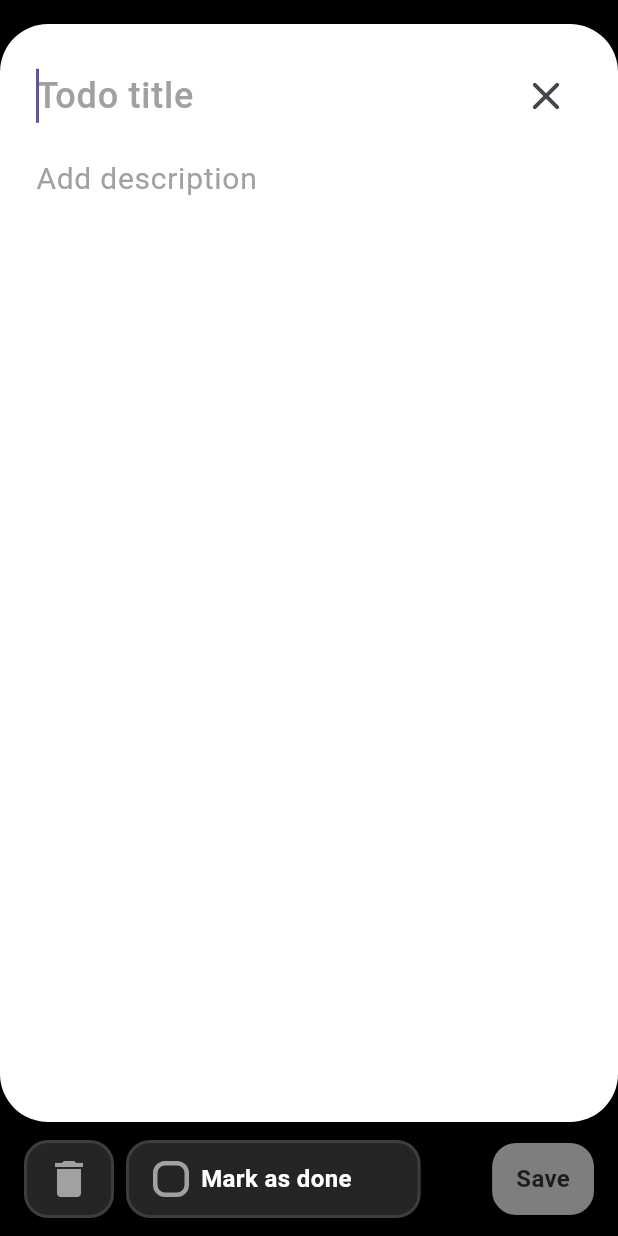
After one commit to jinsubaekdev/do-what-to-do, a Flutter app: the screen it shows after launch, after a tap on the "add" icon, on a phone screen of 412 x 824 dp. The commit adds this screen. Run offline on Flutter 3.47's test engine with Material 3 defaults, Android fonts, the phone set to English and light mode, and no system bars; our stand-ins replace after_layout, flutter_riverpod, freezed_annotation, velocity_x; generated files the repository leaves out were written again.

Commit message:
feat: WriteTodoScreen 구현

```diff
--- a/lib/common/const/colors.dart
+++ b/lib/common/const/colors.dart
@@ -3,4 +3,8 @@ import 'dart:ui';
 class AppColors {
   static const primary = Color(0xFF22C45E);
   static const gray200 = Color(0xFFE5E5E5);
+  static const grey400 = Color(0xFFA1A1A1);
+  static const grey500 = Color(0xFF7E7E7E);
+  static const grey600 = Color(0xFF3D3D3D);
+  static const grey800 = Color(0xFF252525);
 }
--- a/lib/common/const/dimensions.dart
+++ b/lib/common/const/dimensions.dart
@@ -1,3 +1,7 @@
 import 'package:flutter/material.dart';
 
+const defaultPadding = EdgeInsets.all(24);
+
 const borderRadius8 = BorderRadius.all(Radius.circular(8));
+const borderRadius16 = BorderRadius.all(Radius.circular(16));
+const borderRadius32 = BorderRadius.all(Radius.circular(32));
--- a/lib/common/theme/app_theme.dart
+++ b/lib/common/theme/app_theme.dart
@@ -5,6 +5,7 @@ class AppTextTheme {
   static const _smSize = 14.0;
   static const _mdSize = 16.0;
   static const _lgSize = 18.0;
+  static const _xlSize = 20.0;
 
   static const _displayXsSize = 24.0;
 
@@ -41,6 +42,13 @@ class AppTextTheme {
     bold: _boldStyle.copyWith(fontSize: _lgSize),
   );
 
+  static final xl = TextWeight(
+    regular: _regularStyle.copyWith(fontSize: _xlSize),
+    medium: _mediumStyle.copyWith(fontSize: _xlSize),
+    semiBold: _semiBoldStyle.copyWith(fontSize: _xlSize),
+    bold: _boldStyle.copyWith(fontSize: _xlSize),
+  );
+
   static final displayXs = TextWeight(
     regular: _regularStyle.copyWith(fontSize: _displayXsSize),
     medium: _mediumStyle.copyWith(fontSize: _displayXsSize),
--- /dev/null
+++ b/lib/common/widgets/w_empty_expended.dart
@@ -0,0 +1,12 @@
+import 'package:flutter/material.dart';
+
+const emptyExpanded = EmptyExpanded();
+
+class EmptyExpanded extends StatelessWidget {
+  const EmptyExpanded({super.key});
+
+  @override
+  Widget build(BuildContext context) {
+    return const Expanded(child: SizedBox());
+  }
+}
--- /dev/null
+++ b/lib/common/widgets/w_rounded_container.dart
@@ -0,0 +1,33 @@
+import 'package:do_what_to_do/common/const/colors.dart';
+import 'package:do_what_to_do/common/const/dimensions.dart';
+import 'package:flutter/material.dart';
+import 'package:flutter/widgets.dart';
+
+class RoundedContainer extends StatelessWidget {
+  final Widget child;
+  final EdgeInsets padding;
+  final VoidCallback? onPressed;
+
+  const RoundedContainer({
+    required this.child,
+    this.padding = const EdgeInsets.symmetric(horizontal: 12.0, vertical: 8.0),
+    this.onPressed,
+    super.key,
+  });
+
+  @override
+  Widget build(BuildContext context) {
+    return GestureDetector(
+      onTap: onPressed,
+      child: Container(
+        decoration: BoxDecoration(
+          color: AppColors.grey800,
+          border: Border.all(color: AppColors.grey600, width: 2),
+          borderRadius: borderRadius16,
+        ),
+        padding: padding,
+        child: child,
+      ),
+    );
+  }
+}
--- a/lib/common/widgets/w_todo_item.dart
+++ b/lib/common/widgets/w_todo_item.dart
@@ -8,22 +8,29 @@ import 'package:velocity_x/velocity_x.dart';
 class TodoItem extends StatelessWidget {
   final Todo todo;
   final VoidCallback onCheckPressed;
+  final VoidCallback onContentPressed;
   static const verticalPadding = 8.0;
 
   const TodoItem({
     required this.todo,
     required this.onCheckPressed,
+    required this.onContentPressed,
     super.key,
   });
 
   @override
   Widget build(BuildContext context) {
-    return Row(
-      children: [
-        AppCheckbox(todo.isComplete, onPressed: onCheckPressed),
-        width8,
-        todo.title.text.textStyle(AppTextTheme.lg.semiBold).make(),
-      ],
-    ).pSymmetric(v: verticalPadding);
+    return GestureDetector(
+      onTap: onContentPressed,
+      child: Row(
+        children: [
+          AppCheckbox(todo.isComplete, onPressed: onCheckPressed),
+          width12,
+          Expanded(
+            child: todo.title.text.textStyle(AppTextTheme.lg.semiBold).make(),
+          ),
+        ],
+      ).pSymmetric(v: verticalPadding),
+    );
   }
 }
--- a/lib/common/widgets/w_todo_list.dart
+++ b/lib/common/widgets/w_todo_list.dart
@@ -1,5 +1,6 @@
 import 'package:do_what_to_do/common/widgets/w_todo_item.dart';
 import 'package:do_what_to_do/features/todos/state/todo_data_holder.dart';
+import 'package:do_what_to_do/features/write_todo/s_write_todo.dart';
 import 'package:flutter/material.dart';
 import 'package:flutter_riverpod/flutter_riverpod.dart';
 
@@ -15,6 +16,7 @@ class TodoList extends ConsumerWidget {
         return TodoItem(
           todo: e,
           onCheckPressed: () => ref.readTodoDataHolder.changeTodoStatus(e),
+          onContentPressed: () => WriteTodoScreen.navigate(context: context, todo: e),
         );
       }).toList(),
     );
--- a/lib/common/widgets/w_width_and_height.dart
+++ b/lib/common/widgets/w_width_and_height.dart
@@ -1,8 +1,9 @@
 import 'package:flutter/material.dart';
 
-const width4 = Width(8);
+const width4 = Width(4);
 const width8 = Width(8);
-const width16 = Width(8);
+const width12 = Width(12);
+const width16 = Width(16);
 
 const height4 = Height(4);
 const height8 = Height(8);
--- a/lib/features/todos/models/vo_sub_todo.dart
+++ b/lib/features/todos/models/vo_sub_todo.dart
@@ -7,6 +7,6 @@ class SubTodo with _$SubTodo {
   const factory SubTodo({
     required String id,
     required String title,
-    required bool isComplete,
+    @Default(false) bool isComplete,
   }) = _SubTodo;
 }
--- a/lib/features/todos/models/vo_todo.dart
+++ b/lib/features/todos/models/vo_todo.dart
@@ -8,7 +8,7 @@ class Todo with _$Todo {
   const factory Todo({
     required String id,
     required String title,
-    required bool isComplete,
+    @Default(false) bool isComplete,
     String? description,
     @Default([]) List<SubTodo> subTodos,
   }) = _Todo;
--- a/lib/features/todos/s_todos.dart
+++ b/lib/features/todos/s_todos.dart
@@ -1,6 +1,7 @@
 import 'package:do_what_to_do/common/theme/app_theme.dart';
 import 'package:do_what_to_do/common/widgets/w_todo_list.dart';
 import 'package:do_what_to_do/common/widgets/w_width_and_height.dart';
+import 'package:do_what_to_do/features/write_todo/s_write_todo.dart';
 import 'package:flutter/material.dart';
 import 'package:flutter_riverpod/flutter_riverpod.dart';
 import 'package:velocity_x/velocity_x.dart';
@@ -10,8 +11,12 @@ class TodosScreen extends ConsumerWidget {
 
   @override
   Widget build(BuildContext context, WidgetRef ref) {
-    return const Scaffold(
-      body: Padding(
+    return Scaffold(
+      floatingActionButton: FloatingActionButton(
+        onPressed: () => WriteTodoScreen.navigate(context: context),
+        child: const Icon(Icons.add),
+      ),
+      body: const Padding(
         padding: EdgeInsets.all(24.0),
         child: SafeArea(
           child: Column(
@@ -33,6 +38,6 @@ class _Header extends StatelessWidget {
 
   @override
   Widget build(BuildContext context) {
-    return const Text('무슨 일을 하실건가요?').text.textStyle(AppTextTheme.displayXs.semiBold).make();
+    return const Text('할 일을 작성해주세요').text.textStyle(AppTextTheme.displayXs.semiBold).make();
   }
 }
--- a/lib/features/todos/state/todo_data_holder.dart
+++ b/lib/features/todos/state/todo_data_holder.dart
@@ -1,15 +1,10 @@
-import 'package:do_what_to_do/features/todos/duymmy_todos.dart';
 import 'package:do_what_to_do/features/todos/models/vo_todo.dart';
 import 'package:flutter_riverpod/flutter_riverpod.dart';
 
 final todoDataProvider = StateNotifierProvider<TodoDataHolder, List<Todo>>((_) => TodoDataHolder());
 
 class TodoDataHolder extends StateNotifier<List<Todo>> {
-  TodoDataHolder() : super([]) {
-    for (final todo in dummyTodos) {
-      addTodo(todo);
-    }
-  }
+  TodoDataHolder() : super([]);
 
   void changeTodoStatus(Todo todo) {
     final newTodo = todo.copyWith(isComplete: !todo.isComplete);
@@ -19,6 +14,10 @@ class TodoDataHolder extends StateNotifier<List<Todo>> {
   void addTodo(Todo todo) {
     state = [...state, todo];
   }
+
+  void deleteTodo(Todo todo) {
+    state = [...state.where((e) => e.id != todo.id)];
+  }
 }
 
 extension TodoDataHolderProvider on WidgetRef {
--- /dev/null
+++ b/lib/features/write_todo/s_write_todo.dart
@@ -0,0 +1,220 @@
+import 'dart:async';
+
+import 'package:after_layout/after_layout.dart';
+import 'package:do_what_to_do/common/const/dimensions.dart';
+import 'package:do_what_to_do/common/widgets/w_empty_expended.dart';
+import 'package:do_what_to_do/common/widgets/w_width_and_height.dart';
+import 'package:do_what_to_do/features/todos/models/vo_todo.dart';
+import 'package:do_what_to_do/features/todos/state/todo_data_holder.dart';
+import 'package:do_what_to_do/features/write_todo/widgets/w_app_close_button.dart';
+import 'package:do_what_to_do/features/write_todo/widgets/w_delete_button.dart';
+import 'package:do_what_to_do/features/write_todo/widgets/w_mark_todo_button.dart';
+import 'package:do_what_to_do/features/write_todo/widgets/w_save_button.dart';
+import 'package:do_what_to_do/features/write_todo/widgets/w_todo_description_text_field.dart';
+import 'package:do_what_to_do/features/write_todo/widgets/w_todo_title_text_field.dart';
+import 'package:flutter/cupertino.dart';
+import 'package:flutter/material.dart';
+import 'package:flutter_riverpod/flutter_riverpod.dart';
+import 'package:uuid/uuid.dart';
+import 'package:velocity_x/velocity_x.dart';
+
+class WriteTodoScreen extends ConsumerStatefulWidget {
+  final Todo? todo;
+
+  const WriteTodoScreen({
+    this.todo,
+    super.key,
+  });
+
+  static void navigate({required BuildContext context, Todo? todo}) {
+    Navigator.of(context).push(CupertinoPageRoute(
+      fullscreenDialog: true,
+      builder: (context) => WriteTodoScreen(todo: todo),
+    ));
+  }
+
+  @override
+  ConsumerState<WriteTodoScreen> createState() => _WriteTodoScreenState();
+}
+
+class _WriteTodoScreenState extends ConsumerState<WriteTodoScreen> with AfterLayoutMixin {
+  late Todo todo;
+  final titleNode = FocusNode();
+  final descriptionNode = FocusNode();
+
+  @override
+  void initState() {
+    super.initState();
+    todo = widget.todo ?? Todo(id: const Uuid().v4(), title: '');
+  }
+
+  @override
+  FutureOr<void> afterFirstLayout(BuildContext context) {
+    titleNode.requestFocus();
+  }
+
+  @override
+  void dispose() {
+    titleNode.dispose();
+    descriptionNode.dispose();
+    super.dispose();
+  }
+
+  @override
+  Widget build(BuildContext context) {
+    return Scaffold(
+      backgroundColor: Colors.black,
+      body: SafeArea(
+        child: Column(
+          children: [
+            _TodoContainerLayout(
+              child: Column(
+                children: [
+                  _Header(
+                    onChanged: onTitleChanged,
+                    onEditingComplete: descriptionNode.requestFocus,
+                    focusNode: titleNode,
+                  ),
+                  height16,
+                  Expanded(
+                    child: TodoDescriptionTextField(
+                      onChanged: onDescriptionChanged,
+                      onActionPressed: takeActionOnDescription,
+                      focusNode: descriptionNode,
+                    ),
+                  ),
+                ],
+              ),
+            ),
+            _Footer(
+              todo: todo,
+              onDeletePressed: deleteTodo,
+              onMarkPressed: toggleTodoStatus,
+              onSavePressed: saveTodo,
+            ),
+          ],
+        ),
+      ),
+    );
+  }
+
+  void onTitleChanged(String value) {
+    setState(() {
+      todo = todo.copyWith(title: value);
+    });
+  }
+
+  void onDescriptionChanged(String value) {
+    setState(() {
+      todo = todo.copyWith(description: value);
+    });
+  }
+
+  void takeActionOnDescription() {
+    setState(() {
+      todo = todo.copyWith(description: '${todo.description}\n');
+    });
+  }
+
+  void deleteTodo() {
+    ref.readTodoDataHolder.deleteTodo(todo);
+    Navigator.of(context).pop();
+  }
+
+  void toggleTodoStatus() {
+    setState(() {
+      todo = todo.copyWith(isComplete: !todo.isComplete);
+    });
+  }
+
+  void saveTodo() {
+    ref.readTodoDataHolder.addTodo(todo);
+    Navigator.of(context).pop();
+  }
+}
+
+class _TodoContainerLayout extends StatelessWidget {
+  static const topMargin = EdgeInsets.only(top: 16.0);
+
+  final Widget child;
+  const _TodoContainerLayout({required this.child});
+
+  @override
+  Widget build(BuildContext context) {
+    return Expanded(
+      child: Container(
+        margin: topMargin,
+        padding: defaultPadding,
+        decoration: const BoxDecoration(
+          color: Colors.white,
+          borderRadius: borderRadius32,
+        ),
+        child: child,
+      ),
+    );
+  }
+}
+
+class _Header extends StatelessWidget {
+  final FocusNode focusNode;
+  final ValueChanged<String> onChanged;
+  final VoidCallback onEditingComplete;
+
+  const _Header({
+    required this.onChanged,
+    required this.onEditingComplete,
+    required this.focusNode,
+  });
+
+  @override
+  Widget build(BuildContext context) {
+    return Row(
+      children: [
+        Expanded(
+          child: TodoTitleTextField(
+            onChanged: onChanged,
+            onEditingComplete: onEditingComplete,
+            focusNode: focusNode,
+          ),
+        ),
+        AppCloseButton(onPressed: () => Navigator.of(context).pop()),
+      ],
+    );
+  }
+}
+
+class _Footer extends StatelessWidget {
+  static const hPadding = 16.0;
+  static const vPadding = 12.0;
+
+  final Todo todo;
+  final VoidCallback onDeletePressed;
+  final VoidCallback onMarkPressed;
+  final VoidCallback onSavePressed;
+
+  const _Footer({
+    required this.todo,
+    required this.onDeletePressed,
+    required this.onMarkPressed,
+    required this.onSavePressed,
+  });
+
+  @override
+  Widget build(BuildContext context) {
+    return Row(
+      children: [
+        DeleteButton(onPressed: onDeletePressed),
+        width8,
+        MarkTodoButton(
+          value: todo.isComplete,
+          onPressed: onMarkPressed,
+        ),
+        emptyExpanded,
+        SaveButton(
+          enabled: todo.title.isNotEmpty,
+          onPressed: onSavePressed,
+        ),
+      ],
+    ).pSymmetric(h: hPadding, v: vPadding);
+  }
+}
--- /dev/null
+++ b/lib/features/write_todo/widgets/w_app_close_button.dart
@@ -0,0 +1,19 @@
+import 'package:flutter/material.dart';
+
+class AppCloseButton extends StatelessWidget {
+  static const iconSize = 32.0;
+
+  final VoidCallback onPressed;
+  const AppCloseButton({
+    required this.onPressed,
+    super.key,
+  });
+
+  @override
+  Widget build(BuildContext context) {
+    return IconButton(
+      onPressed: onPressed,
+      icon: const Icon(Icons.close_rounded, size: iconSize),
+    );
+  }
+}
--- /dev/null
+++ b/lib/features/write_todo/widgets/w_delete_button.dart
@@ -0,0 +1,20 @@
+import 'package:do_what_to_do/common/const/colors.dart';
+import 'package:do_what_to_do/common/widgets/w_rounded_container.dart';
+import 'package:flutter/material.dart';
+
+class DeleteButton extends StatelessWidget {
+  final VoidCallback onPressed;
+
+  const DeleteButton({
+    required this.onPressed,
+    super.key,
+  });
+
+  @override
+  Widget build(BuildContext context) {
+    return RoundedContainer(
+      child: const Icon(Icons.delete, color: AppColors.grey400, size: 32.0),
+      onPressed: () {},
+    );
+  }
+}
--- /dev/null
+++ b/lib/features/write_todo/widgets/w_mark_todo_button.dart
@@ -0,0 +1,72 @@
+import 'package:do_what_to_do/common/const/colors.dart';
+import 'package:do_what_to_do/common/const/dimensions.dart';
+import 'package:do_what_to_do/common/theme/app_theme.dart';
+import 'package:do_what_to_do/common/widgets/w_rounded_container.dart';
+import 'package:do_what_to_do/common/widgets/w_width_and_height.dart';
+import 'package:flutter/material.dart';
+import 'package:velocity_x/velocity_x.dart';
+
+class MarkTodoButton extends StatelessWidget {
+  static const rightPaddingValue = 32.0;
+
+  final bool value;
+  final VoidCallback onPressed;
+
+  const MarkTodoButton({
+    required this.value,
+    required this.onPressed,
+    super.key,
+  });
+
+  @override
+  Widget build(BuildContext context) {
+    return RoundedContainer(
+      child: Row(
+        children: [
+          _Checkbox(value),
+          width4,
+          'Mark as done'
+              .text
+              .textStyle(AppTextTheme.md.semiBold)
+              .white
+              .make()
+              .pOnly(right: rightPaddingValue),
+        ],
+      ),
+      onPressed: onPressed,
+    );
+  }
+}
+
+class _Checkbox extends StatelessWidget {
+  static const checkboxSize = 24.0;
+  static const margin = EdgeInsets.all(4.0);
+  static const checkIconSize = 18.0;
+  static const checkboxWidth = 3.0;
+
+  final bool value;
+
+  const _Checkbox(this.value);
+
+  @override
+  Widget build(BuildContext context) {
+    return Container(
+      width: checkboxSize,
+      height: checkboxSize,
+      margin: margin,
+      decoration: BoxDecoration(
+        color: value ? AppColors.grey400 : null,
+        borderRadius: borderRadius8,
+        border: Border.all(
+          color: AppColors.grey400,
+          width: checkboxWidth,
+        ),
+      ),
+      child: Icon(
+        Icons.check_rounded,
+        size: checkIconSize,
+        color: value ? Colors.black : Colors.transparent,
+      ),
+    );
+  }
+}
--- /dev/null
+++ b/lib/features/write_todo/widgets/w_save_button.dart
@@ -0,0 +1,33 @@
+import 'package:do_what_to_do/common/const/colors.dart';
+import 'package:do_what_to_do/common/const/dimensions.dart';
+import 'package:do_what_to_do/common/theme/app_theme.dart';
+import 'package:flutter/material.dart';
+import 'package:velocity_x/velocity_x.dart';
+
+class SaveButton extends StatelessWidget {
+  final bool enabled;
+  final VoidCallback onPressed;
+
+  const SaveButton({
+    required this.enabled,
+    required this.onPressed,
+    super.key,
+  });
+
+  @override
+  Widget build(BuildContext context) {
+    return GestureDetector(
+      onTap: onPressed,
+      child: Container(
+        padding: const EdgeInsets.symmetric(horizontal: 16.0),
+        height: 48.0,
+        decoration: BoxDecoration(
+          color: enabled ? Colors.white : AppColors.grey500,
+          borderRadius: borderRadius16,
+        ),
+        alignment: Alignment.center,
+        child: 'Save'.text.textStyle(AppTextTheme.md.semiBold).make(),
+      ),
+    );
+  }
+}
--- /dev/null
+++ b/lib/features/write_todo/widgets/w_todo_description_text_field.dart
@@ -0,0 +1,32 @@
+import 'package:do_what_to_do/common/const/colors.dart';
+import 'package:do_what_to_do/common/theme/app_theme.dart';
+import 'package:flutter/material.dart';
+
+class TodoDescriptionTextField extends StatelessWidget {
+  final ValueChanged<String> onChanged;
+  final VoidCallback onActionPressed;
+  final FocusNode focusNode;
+
+  const TodoDescriptionTextField({
+    required this.onChanged,
+    required this.onActionPressed,
+    required this.focusNode,
+    super.key,
+  });
+
+  @override
+  Widget build(BuildContext context) {
+    return TextField(
+      maxLines: null,
+      focusNode: focusNode,
+      onChanged: onChanged,
+      style: AppTextTheme.xl.regular,
+      decoration: InputDecoration.collapsed(
+        hintText: 'Add description',
+        hintStyle: AppTextTheme.xl.regular.copyWith(color: AppColors.grey400),
+      ),
+      textInputAction: TextInputAction.newline,
+      onEditingComplete: onActionPressed,
+    );
+  }
+}
--- /dev/null
+++ b/lib/features/write_todo/widgets/w_todo_title_text_field.dart
@@ -0,0 +1,31 @@
+import 'package:do_what_to_do/common/const/colors.dart';
+import 'package:do_what_to_do/common/theme/app_theme.dart';
+import 'package:flutter/material.dart';
+
+class TodoTitleTextField extends StatelessWidget {
+  final ValueChanged<String> onChanged;
+  final VoidCallback onEditingComplete;
+  final FocusNode focusNode;
+
+  const TodoTitleTextField({
+    required this.onChanged,
+    required this.onEditingComplete,
+    required this.focusNode,
+    super.key,
+  });
+
+  @override
+  Widget build(BuildContext context) {
+    return TextField(
+      focusNode: focusNode,
+      onChanged: onChanged,
+      style: AppTextTheme.displayXs.medium,
+      decoration: InputDecoration.collapsed(
+        hintText: 'Todo title',
+        hintStyle: AppTextTheme.displayXs.medium.copyWith(color: AppColors.grey400),
+      ),
+      textInputAction: TextInputAction.next,
+      onEditingComplete: onEditingComplete,
+    );
+  }
+}
--- a/pubspec.yaml
+++ b/pubspec.yaml
@@ -28,10 +28,12 @@ environment:
 # the latest version available on pub.dev. To see which dependencies have newer
 # versions available, run `flutter pub outdated`.
 dependencies:
+  after_layout: ^1.2.0
   flutter:
     sdk: flutter
   flutter_riverpod: ^2.5.1
   freezed_annotation: ^2.4.1
+  uuid: ^4.4.0
   velocity_x: ^4.1.2
 
 
```
Also changed, not shown: pubspec.lock.
